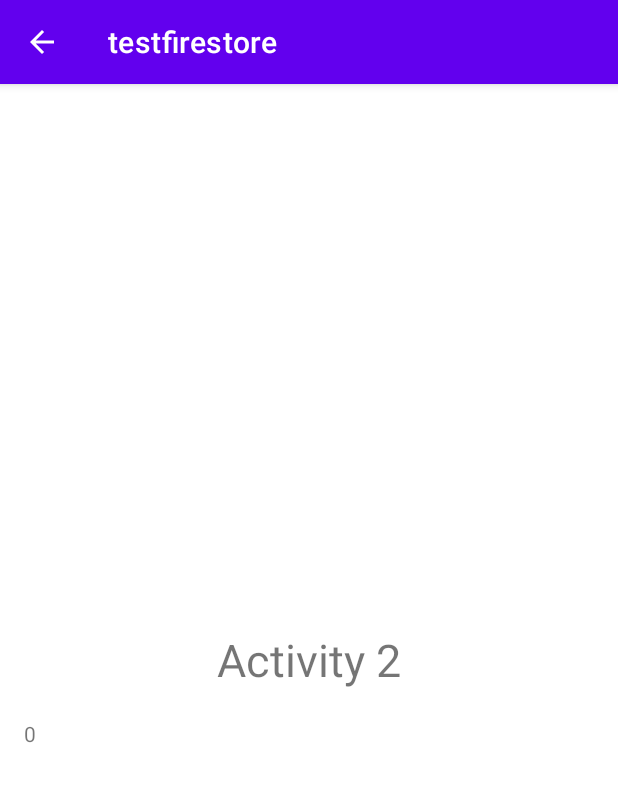
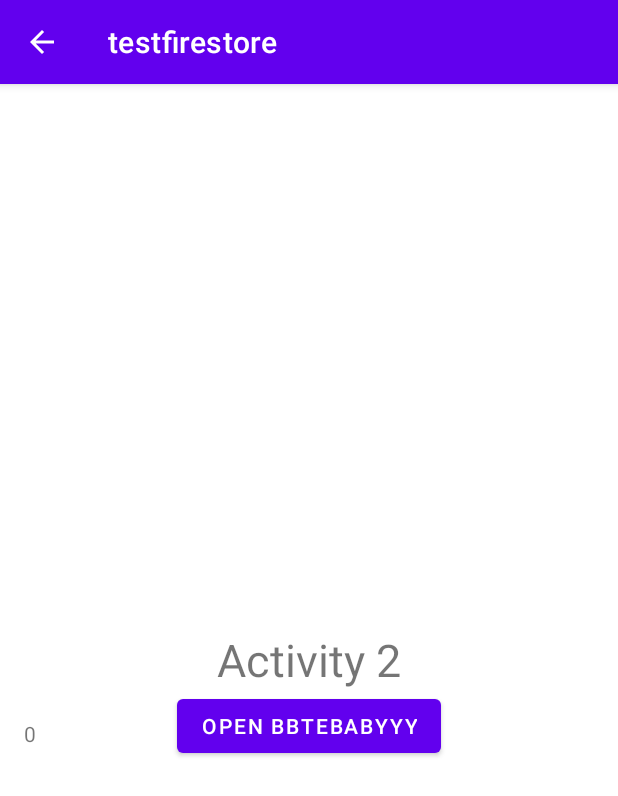
Before and after one commit to AshTwenty21/testfirestore, an Android app: the Question2 screen opened directly, with no data from a screen before it, on a phone screen of 412 x 824 dp. Shown: the top 796 px of the screen. Run offline under Robolectric (Android 15) with nearby library versions, the phone set to English and light mode, and no system bars.

Commit message:
Assemblage des nouvelles activity + BbtFireSTORE

```diff
--- a/app/src/main/java/com/example/testfirestore/Question2.java
+++ b/app/src/main/java/com/example/testfirestore/Question2.java
@@ -4,6 +4,8 @@ import androidx.appcompat.app.AppCompatActivity;
 
 import android.content.Intent;
 import android.os.Bundle;
+import android.view.View;
+import android.widget.Button;
 import android.widget.TextView;
 
 public class Question2 extends AppCompatActivity {
@@ -12,6 +14,14 @@ public class Question2 extends AppCompatActivity {
     protected void onCreate(Bundle savedInstanceState) {
         super.onCreate(savedInstanceState);
         setContentView(R.layout.activity_question2);
+
+        Button button = (Button)  findViewById(R.id.button);
+        button.setOnClickListener(new View.OnClickListener() {
+            @Override
+            public void onClick(View v) {
+                openActivitybbt();
+            }
+        });
 
         Intent intent = getIntent();
         String texte = intent.getStringExtra(Question1.EXTRA_TEXT);
@@ -23,4 +33,9 @@ public class Question2 extends AppCompatActivity {
         textView1.setText(texte);
         textView2.setText(""+number);
     }
+
+    void openActivitybbt() {
+        Intent intent = new Intent(this, MainActivity.class);
+        startActivity(intent);
+    }
 }
--- a/app/src/main/res/layout/activity_question2.xml
+++ b/app/src/main/res/layout/activity_question2.xml
@@ -31,4 +31,13 @@
         android:textSize="30sp"
         android:layout_centerVertical="true"
         android:layout_centerHorizontal="true"/>
+
+    <Button
+        android:id="@+id/button"
+        android:layout_width="wrap_content"
+        android:layout_height="wrap_content"
+        android:text="Open BBTEBABYYY"
+        android:layout_centerHorizontal="true"
+        android:layout_below="@id/title"/>
+
 </RelativeLayout>
```
